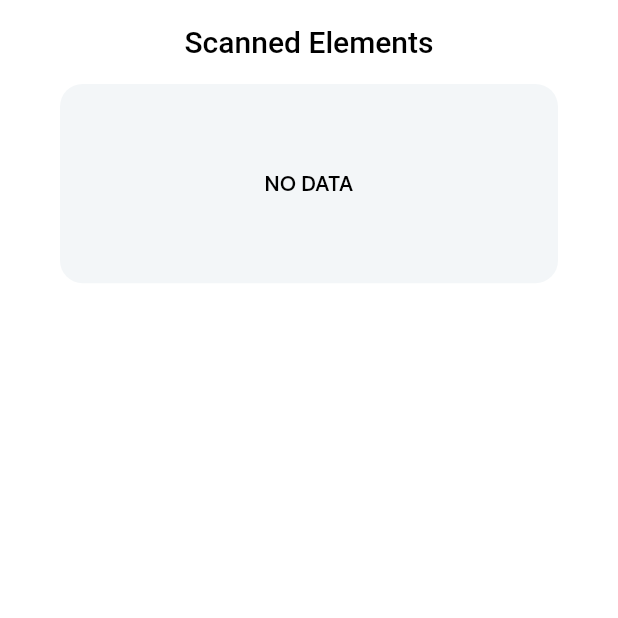
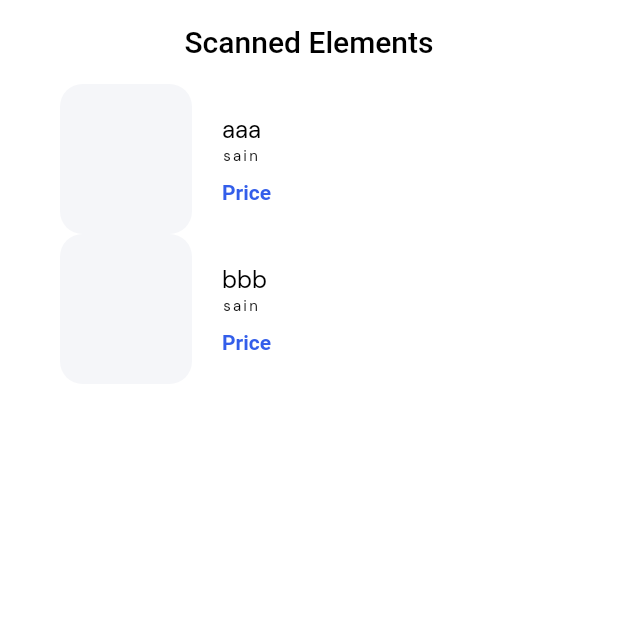
Before and after one commit to rchiarino/manage, a Flutter app: the History screen opened directly, on a phone screen of 412 x 824 dp, the top half of it. Run offline on Flutter 3.47's test engine with Material 2 defaults, Android fonts, the phone set to English and light mode, and no system bars; our stand-ins replace bubble_bottom_bar, google_fonts; missing offline and left inert: barcode_scan; network calls fail.

Commit message:
updated scanned list and enable statfull widget

```diff
--- a/lib/globals.dart
+++ b/lib/globals.dart
@@ -4,4 +4,4 @@ library app.globals;
 int currentIndex = 0;
 
 //qr scan history
-List scanned = [];
+List scanned = ["aaa", "bbb"];
--- a/lib/screens/history/components/body.dart
+++ b/lib/screens/history/components/body.dart
@@ -3,9 +3,50 @@ import 'package:flutter/material.dart';
 import 'package:manager/globals.dart';
 import 'package:manager/screens/history/components/history_card.dart';
 
-class Body extends StatelessWidget {
+class Body extends StatefulWidget {
+  Body() : super();
+
+  @override
+  BodyState createState() => BodyState();
+}
+
+class BodyState extends State<Body> {
   @override
   Widget build(BuildContext context) {
+    Dismissible buildDismissible(int index, BuildContext context) {
+      return Dismissible(
+          key: Key(index.toString()),
+          direction: DismissDirection.endToStart,
+          onDismissed: (direction) {
+            setState(() {
+              scanned.removeAt(index);
+              debugPrint(scanned.toString());
+            });
+
+            Scaffold.of(context).showSnackBar(
+                SnackBar(content: Text("${scanned[index]} Deleted!")));
+          },
+          background: Container(
+            padding: EdgeInsets.symmetric(horizontal: 20),
+            decoration: BoxDecoration(
+              color: Color(0xFFFFE6E6),
+              borderRadius: BorderRadius.circular(15),
+            ),
+            child: Row(
+              children: [
+                Spacer(),
+                Icon(
+                  Icons.delete_rounded,
+                  color: Colors.white,
+                )
+              ],
+            ),
+          ),
+          child: HistoryCard(
+            product: scanned[index],
+          ));
+    }
+
     return Container(
       child: SafeArea(
         // child: Text('${global.litems}')
@@ -23,29 +64,4 @@ class Body extends StatelessWidget {
       ),
     );
   }
-
-  Dismissible buildDismissible(int index, BuildContext context) {
-    return Dismissible(
-        key: Key(index.toString()),
-        direction: DismissDirection.endToStart,
-        onDismissed: (direction) {
-          // setState((){ //! implements a setstate for elements deleted from list.
-          //   scanned.removeAt(index);
-          // });
-
-          Scaffold.of(context)
-              .showSnackBar(SnackBar(content: Text("$scanned Deleted!")));
-        },
-        background: Container(
-          padding: EdgeInsets.symmetric(horizontal: 20),
-          decoration: BoxDecoration(
-            color: Color(0xFFFFE6E6),
-            borderRadius: BorderRadius.circular(15),
-          ),
-          child: Row(
-            children: [Spacer(), Icon(Icons.delete_forever_rounded)],
-          ),
-        ),
-        child: HistoryCard());
-  }
 }
--- a/lib/screens/history/components/history_card.dart
+++ b/lib/screens/history/components/history_card.dart
@@ -1,11 +1,10 @@
-
 import 'package:flutter/material.dart';
 import 'package:manager/constants.dart';
 
 class HistoryCard extends StatelessWidget {
-  const HistoryCard({Key key}) : super(key: key);
+  const HistoryCard({Key key, this.product}) : super(key: key);
 
-  // final HistoryCard scan;
+  final String product;
 
   @override
   Widget build(BuildContext context) {
@@ -21,7 +20,7 @@ class HistoryCard extends StatelessWidget {
                   color: Color(0xFFF5F6F9),
                   borderRadius: BorderRadius.circular(15),
                 ),
-                child: Image.asset("../../assets/placehold.gif"),
+                // child: Image.asset("../../assets/placehold.gif"),
               ),
             )),
         SizedBox(
@@ -30,28 +29,29 @@ class HistoryCard extends StatelessWidget {
         Column(
           crossAxisAlignment: CrossAxisAlignment.start,
           children: [
-            Text("Title",
+            Text('$product',
                 style: TextStyle(
                   color: Colors.black,
                   fontSize: 16,
-
                 ),
                 maxLines: 2),
-                Text('SAIN'.toLowerCase(), style: Theme.of(context).textTheme.overline,), //CODE FROM QR
+            Text(
+              'SAIN'.toLowerCase(),
+              style: Theme.of(context).textTheme.overline,
+            ), //CODE FROM QR
             SizedBox(
               height: 10,
             ),
             Text.rich(TextSpan(
-                text: "Price",
-                style: TextStyle(fontWeight: FontWeight.w600, color: rPrimary),
-                )),
+              text: "Price",
+              style: TextStyle(fontWeight: FontWeight.w600, color: rPrimary),
+            )),
           ],
         )
       ],
     );
   }
 }
-
 
 class NoData extends StatelessWidget {
   @override
@@ -67,9 +67,13 @@ class NoData extends StatelessWidget {
                 decoration: BoxDecoration(
                   color: rDeselect,
                   borderRadius: BorderRadius.circular(15),
-
                 ),
-                child: Center(child: Text("NO DATA", style: TextStyle(fontWeight: FontWeight.w600, color: Colors.black),)),
+                child: Center(
+                    child: Text(
+                  "NO DATA",
+                  style: TextStyle(
+                      fontWeight: FontWeight.w600, color: Colors.black),
+                )),
               ),
             )),
       ],
--- a/lib/screens/home/components/body.dart
+++ b/lib/screens/home/components/body.dart
@@ -3,7 +3,7 @@ import 'package:manager/components/title_text.dart';
 import 'package:manager/services/products.dart';
 import 'package:manager/size_config.dart';
 
-import 'recommond_products.dart';
+import 'products_grid.dart';
 
 class Body extends StatelessWidget {
   @override
@@ -19,14 +19,14 @@ class Body extends StatelessWidget {
               padding: EdgeInsets.all(defaultSize * 2), //20
               child: Center(
                   child: TitleText(
-                title: "Palmeras",
+                title: "Plants",
               )),
             ),
             FutureBuilder(
               future: fetchProducts(),
               builder: (context, snapshot) {
                 return snapshot.hasData
-                    ? RecommandProducts(products: snapshot.data)
+                    ? ProductGrid(products: snapshot.data)
                     : Center(child: Image.asset('assets/loader.gif'));
               },
             ),
--- a/lib/screens/home/components/recommond_products.dart
+++ b/lib/screens/home/components/products_grid.dart
@@ -5,8 +5,8 @@ import 'package:manager/screens/details/details_screen.dart';
 import '../../../size_config.dart';
 import 'product_card.dart';
 
-class RecommandProducts extends StatelessWidget {
-  const RecommandProducts({
+class ProductGrid extends StatelessWidget {
+  const ProductGrid({
     Key key,
     this.products,
   }) : super(key: key);
```
